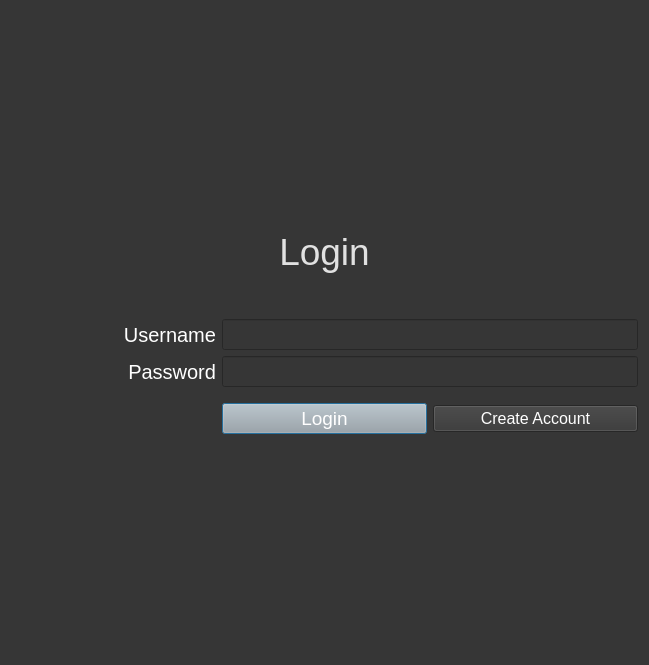
This is login.ui in dorumeltei/capstone as Qt 5 draws it before an edit. The edited form follows.
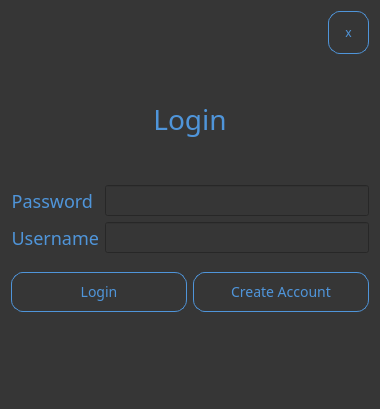
This is the edited form.

```diff
--- a/login.ui
+++ b/login.ui
@@ -6,28 +6,114 @@
    <rect>
     <x>0</x>
     <y>0</y>
-    <width>649</width>
-    <height>665</height>
+    <width>380</width>
+    <height>409</height>
    </rect>
   </property>
   <property name="windowTitle">
    <string>Dialog</string>
   </property>
   <property name="styleSheet">
-   <string notr="true">background-color: rgb(54, 54, 54);</string>
+   <string notr="true">background-color: rgb(54, 54, 54);
+font-size:15pt; 
+color:rgb(255, 255, 255);
+
+
+</string>
   </property>
-  <layout class="QGridLayout" name="gridLayout">
-   <item row="6" column="1">
-    <widget class="QPushButton" name="btn_login">
+  <layout class="QVBoxLayout" name="verticalLayout_3">
+   <item>
+    <layout class="QHBoxLayout" name="horizontalLayout">
+     <item>
+      <spacer name="horizontalSpacer">
+       <property name="orientation">
+        <enum>Qt::Horizontal</enum>
+       </property>
+       <property name="sizeHint" stdset="0">
+        <size>
+         <width>40</width>
+         <height>20</height>
+        </size>
+       </property>
+      </spacer>
+     </item>
+     <item>
+      <widget class="QToolButton" name="btn_window_close">
      <property name="styleSheet">
-      <string notr="true">background-color: rgb(167, 168, 167); font-size:14pt; color:rgb(255, 255, 255)</string>
+        <string notr="true">    overflow:hidden;
+    position:relative;
+    display:block;
+    width:36px;
+    height:38px;
+   border-radius: 12px;
+    line-height:40px;
+    border:1px solid #4F95DA;;
+    color:#4F95DA;
+    text-align:center;
+    text-decoration:none;
+    text-transform:uppercase;
+    font-size:12px;
+    font-family:oswald;
+</string>
+       </property>
+       <property name="text">
+        <string>x</string>
+       </property>
+       <property name="autoRaise">
+        <bool>true</bool>
+       </property>
+      </widget>
+     </item>
+    </layout>
+   </item>
+   <item>
+    <layout class="QVBoxLayout" name="verticalLayout_2">
+     <item>
+      <layout class="QVBoxLayout" name="verticalLayout">
+       <item>
+        <spacer name="verticalSpacer">
+         <property name="orientation">
+          <enum>Qt::Vertical</enum>
+         </property>
+         <property name="sizeHint" stdset="0">
+          <size>
+           <width>20</width>
+           <height>40</height>
+          </size>
+         </property>
+        </spacer>
+       </item>
+       <item>
+        <widget class="QLabel" name="label">
+         <property name="layoutDirection">
+          <enum>Qt::LeftToRight</enum>
+         </property>
+         <property name="styleSheet">
+          <string notr="true">QLabel {
+    overflow:hidden;
+    position:relative;
+    display:block;
+    width:166px;
+    height:38px; 
+    line-height:40px;  
+    color:#4F95DA;
+    text-align:center;
+    text-decoration:none;
+    text-transform:uppercase;
+    font-size:28px;
+    font-family:oswald;
+}
+</string>
      </property>
      <property name="text">
       <string>Login</string>
      </property>
-    </widget>
-   </item>
-   <item row="2" column="0" colspan="3">
+         <property name="alignment">
+          <set>Qt::AlignCenter</set>
+         </property>
+        </widget>
+       </item>
+       <item>
     <spacer name="verticalSpacer_2">
      <property name="orientation">
       <enum>Qt::Vertical</enum>
@@ -43,48 +129,28 @@
      </property>
     </spacer>
    </item>
-   <item row="3" column="0">
-    <widget class="QLabel" name="lbl_username">
-     <property name="styleSheet">
-      <string notr="true">font-size:15pt; 
-color:rgb(255, 255, 255);</string>
-     </property>
-     <property name="text">
-      <string>Username</string>
-     </property>
-     <property name="alignment">
-      <set>Qt::AlignRight|Qt::AlignTrailing|Qt::AlignVCenter</set>
-     </property>
-    </widget>
-   </item>
-   <item row="3" column="1" colspan="2">
-    <widget class="QLineEdit" name="input_username">
-     <property name="styleSheet">
-      <string notr="true">font-size:14pt; color:rgb(243, 243, 243)</string>
-     </property>
-    </widget>
-   </item>
-   <item row="5" column="1">
-    <spacer name="verticalSpacer_3">
-     <property name="orientation">
-      <enum>Qt::Vertical</enum>
-     </property>
-     <property name="sizeType">
-      <enum>QSizePolicy::Fixed</enum>
-     </property>
-     <property name="sizeHint" stdset="0">
-      <size>
-       <width>20</width>
-       <height>10</height>
-      </size>
-     </property>
-    </spacer>
-   </item>
-   <item row="4" column="0">
+      </layout>
+     </item>
+     <item>
+      <layout class="QFormLayout" name="formLayout">
+       <item row="0" column="0">
     <widget class="QLabel" name="lbl_pwd">
      <property name="styleSheet">
-      <string notr="true">font-size:15pt; 
-color:rgb(255, 255, 255);</string>
+          <string notr="true">QLabel {
+    overflow:hidden;
+    position:relative;
+    display:block;
+    width:166px;
+    height:38px; 
+    line-height:40px;  
+    color:#4F95DA;
+    text-align:center;
+    text-decoration:none;
+    text-transform:uppercase;
+    font-size:18px;
+    font-family:oswald;
+}
+</string>
      </property>
      <property name="text">
       <string>Password</string>
@@ -94,7 +160,41 @@
      </property>
     </widget>
    </item>
-   <item row="4" column="1" colspan="2">
+       <item row="0" column="1">
+        <widget class="QLineEdit" name="input_username">
+         <property name="styleSheet">
+          <string notr="true">font-size:14pt; color:rgb(243, 243, 243)</string>
+         </property>
+        </widget>
+       </item>
+       <item row="1" column="0">
+        <widget class="QLabel" name="lbl_username">
+         <property name="styleSheet">
+          <string notr="true">QLabel {
+    overflow:hidden;
+    position:relative;
+    display:block;
+    width:166px;
+    height:38px; 
+    line-height:40px;  
+    color:#4F95DA;
+    text-align:center;
+    text-decoration:none;
+    text-transform:uppercase;
+    font-size:18px;
+    font-family:oswald;
+}
+</string>
+         </property>
+         <property name="text">
+          <string>Username</string>
+         </property>
+         <property name="alignment">
+          <set>Qt::AlignRight|Qt::AlignTrailing|Qt::AlignVCenter</set>
+         </property>
+        </widget>
+       </item>
+       <item row="1" column="1">
     <widget class="QLineEdit" name="input_pwd">
      <property name="styleSheet">
       <string notr="true">font-size:14pt; color:rgb(243, 243, 243)</string>
@@ -104,51 +204,161 @@
      </property>
     </widget>
    </item>
-   <item row="6" column="2">
+      </layout>
+     </item>
+     <item>
+      <spacer name="verticalSpacer_3">
+       <property name="orientation">
+        <enum>Qt::Vertical</enum>
+       </property>
+       <property name="sizeType">
+        <enum>QSizePolicy::Fixed</enum>
+       </property>
+       <property name="sizeHint" stdset="0">
+        <size>
+         <width>20</width>
+         <height>13</height>
+        </size>
+       </property>
+      </spacer>
+     </item>
+     <item>
+      <layout class="QHBoxLayout" name="horizontalLayout_2">
+       <item>
+        <widget class="QPushButton" name="btn_login">
+         <property name="styleSheet">
+          <string notr="true">QPushButton {
+    overflow:hidden;
+    position:relative;
+    display:block;
+    width:166px;
+    height:38px;
+   border-radius: 12px;
+    line-height:40px;
+    border:1px solid #4F95DA;;
+    color:#4F95DA;
+    text-align:center;
+    text-decoration:none;
+    text-transform:uppercase;
+    font-size:14px;
+    font-family:oswald;
+}
+QPushButton span {
+    position:relative;
+    transition:color .25s ease-out;
+    -webkit-transition:color .5s ease-out;
+    -moz-transition:color .5s ease-out;
+}
+
+QPushButton:hover{
+    color:#fff;
+}
+QPushButton:hover {
+   position:absolute;
+    top:0;
+    left:0;
+    display:block;
+    width:100%;
+    height:100%;
+    background:#4F95DA;
+    border:1px solid transparent;
+   transform:scale(1,0);
+    -webkit-transform:scale(1,0);
+    -moz-transform:scale(1,0);
+    -ms-transform:scale(1,0);
+    transform-origin:center top;
+    -webkit-transform-origin:center top;
+    -moz-transform-origin:center top;
+    -ms-transform-origin:center top;
+   transition:all .2s ease-out;
+    -webkit-transition:all .2s ease-out;
+    -moz-transition:all .2s ease-out;
+}
+QPushButton:hover{
+   transform:scale(1,1);
+   -webkit-transform:scale(1,1);
+   -moz-transform:scale(1,1);
+   -ms-transform:scale(1,1);
+}</string>
+         </property>
+         <property name="text">
+          <string>Login</string>
+         </property>
+        </widget>
+       </item>
+       <item>
     <widget class="QPushButton" name="btn_create_account">
      <property name="font">
       <font>
-       <pointsize>12</pointsize>
+           <family>oswald</family>
+           <pointsize>-1</pointsize>
+           <underline>false</underline>
+           <strikeout>false</strikeout>
       </font>
      </property>
      <property name="styleSheet">
-      <string notr="true">color:rgb(255, 255, 255)</string>
+          <string notr="true">QPushButton {
+    overflow:hidden;
+    position:relative;
+    display:block;
+    width:166px;
+    height:38px;
+   border-radius: 12px;
+    line-height:40px;
+    border:1px solid #4F95DA;;
+    color:#4F95DA;
+    text-align:center;
+    text-decoration:none;
+    text-transform:uppercase;
+    font-size:14px;
+    font-family:oswald;
+}
+QPushButton span {
+    position:relative;
+    transition:color .25s ease-out;
+    -webkit-transition:color .5s ease-out;
+    -moz-transition:color .5s ease-out;
+}
+
+QPushButton:hover{
+    color:#fff;
+}
+QPushButton:hover {
+   position:absolute;
+    top:0;
+    left:0;
+    display:block;
+    width:100%;
+    height:100%;
+    background:#4F95DA;
+    border:1px solid transparent;
+   transform:scale(1,0);
+    -webkit-transform:scale(1,0);
+    -moz-transform:scale(1,0);
+    -ms-transform:scale(1,0);
+    transform-origin:center top;
+    -webkit-transform-origin:center top;
+    -moz-transform-origin:center top;
+    -ms-transform-origin:center top;
+   transition:all .2s ease-out;
+    -webkit-transition:all .2s ease-out;
+    -moz-transition:all .2s ease-out;
+}
+QPushButton:hover{
+   transform:scale(1,1);
+   -webkit-transform:scale(1,1);
+   -moz-transform:scale(1,1);
+   -ms-transform:scale(1,1);
+}</string>
      </property>
      <property name="text">
       <string>Create Account</string>
      </property>
     </widget>
    </item>
-   <item row="1" column="0" colspan="3">
-    <widget class="QLabel" name="label">
-     <property name="layoutDirection">
-      <enum>Qt::LeftToRight</enum>
-     </property>
-     <property name="styleSheet">
-      <string notr="true">color:rgb(225, 225, 225); font-size:28pt;</string>
-     </property>
-     <property name="text">
-      <string>Login</string>
-     </property>
-     <property name="alignment">
-      <set>Qt::AlignCenter</set>
-     </property>
-    </widget>
-   </item>
-   <item row="0" column="0" colspan="3">
-    <spacer name="verticalSpacer">
-     <property name="orientation">
-      <enum>Qt::Vertical</enum>
-     </property>
-     <property name="sizeHint" stdset="0">
-      <size>
-       <width>20</width>
-       <height>40</height>
-      </size>
-     </property>
-    </spacer>
-   </item>
-   <item row="7" column="0" colspan="3">
+      </layout>
+     </item>
+     <item>
     <spacer name="verticalSpacer_4">
      <property name="orientation">
       <enum>Qt::Vertical</enum>
@@ -162,6 +372,8 @@
     </spacer>
    </item>
   </layout>
+   </item>
+  </layout>
  </widget>
  <tabstops>
   <tabstop>input_username</tabstop>
```
Left out of the diff: 7 changed lines with no effect on the pictures. Lines whose indentation alone changed are shown as unchanged.
